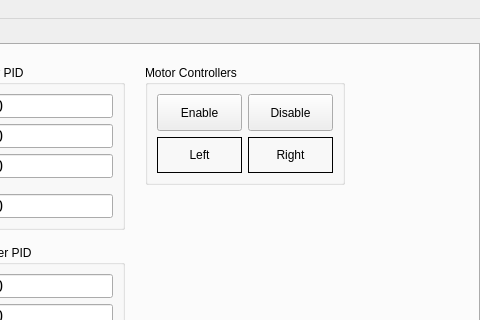
This is Source Code/ros_ws_remote/src/ros_remote_gui/ros_remote_gui/gui_files/main_window.ui in samyarsadat/ROS-Remote as Qt 5 draws it before an edit; both pictures show x 544 to 1024 and y 0 to 320 of the 1024 by 600 pixel window. The edited form follows.
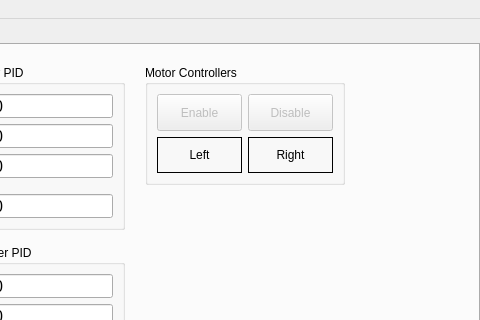
This is the edited form. The open tabs and pages were chosen to show the change.

```diff
--- a/Source Code/ros_ws_remote/src/ros_remote_gui/ros_remote_gui/gui_files/main_window.ui
+++ b/Source Code/ros_ws_remote/src/ros_remote_gui/ros_remote_gui/gui_files/main_window.ui
@@ -2500,6 +2500,9 @@
           <layout class="QHBoxLayout" name="mtrCtrlEnableButtonsBox">
            <item>
             <widget class="QPushButton" name="mtrCtrlEnableButton">
+             <property name="enabled">
+              <bool>false</bool>
+             </property>
              <property name="sizePolicy">
               <sizepolicy hsizetype="Preferred" vsizetype="Preferred">
                <horstretch>0</horstretch>
@@ -2519,6 +2522,9 @@
            </item>
            <item>
             <widget class="QPushButton" name="mtrCtrlDisableButton">
+             <property name="enabled">
+              <bool>false</bool>
+             </property>
              <property name="sizePolicy">
               <sizepolicy hsizetype="Preferred" vsizetype="Preferred">
                <horstretch>0</horstretch>
```
